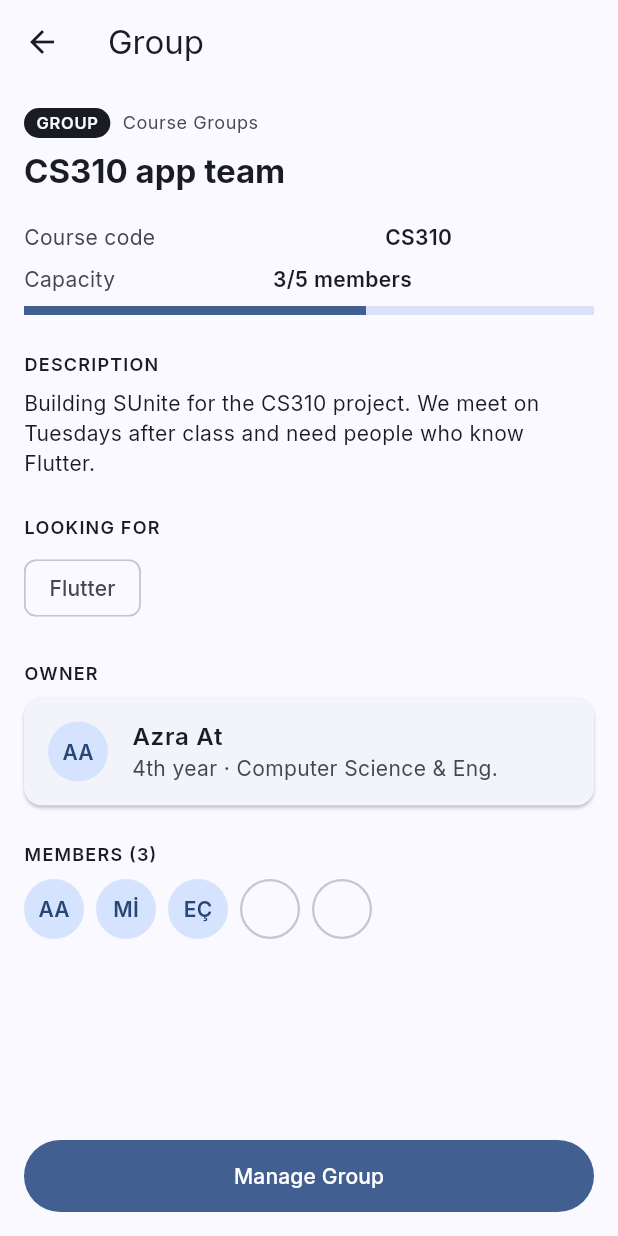
After one commit to ssinix/sunite, a Flutter app: the GroupDetailScreen screen opened directly with sample values from the repository, on a phone screen of 412 x 824 dp. The commit adds this screen. Run offline on Flutter 3.47's test engine with Material 3 defaults, Android fonts, the phone set to English and light mode, and no system bars.

Commit message:
Build Group Detail screen with join, leave and manage states

```diff
--- a/lib/data/sample_groups.dart
+++ b/lib/data/sample_groups.dart
@@ -3,9 +3,11 @@ import 'package:sunite/models/join_request.dart';
 import 'package:sunite/models/user_profile.dart';
 
 // Sample data until groups come from the backend.
-// The current user is SampleProfiles.currentUser (Azra).
 
-const _azra = SampleProfiles.currentUser;
+// The logged-in user until login exists
+const currentUser = SampleProfiles.currentUser;
+
+const _azra = currentUser;
 const _elif = SampleProfiles.otherUser;
 
 const _mert = UserProfile(
@@ -55,6 +57,8 @@ class SampleGroups {
       title: 'CS310 app team',
       category: 'Course Groups',
       categoryDetail: 'CS310',
+      description: 'Building SUnite for the CS310 project. We meet on '
+          'Tuesdays after class and need people who know Flutter.',
       lookingFor: ['Flutter'],
       maxMembers: 5,
       owner: _azra,
@@ -65,6 +69,9 @@ class SampleGroups {
       id: 'food-waste-app',
       title: 'Campus food-waste app',
       category: 'Startups & Projects',
+      description: 'An app that lists leftover food from campus cafes '
+          'at a discount. Looking for a backend developer and someone '
+          'for marketing.',
       lookingFor: ['Backend', 'Marketing'],
       maxMembers: 3,
       owner: _azra,
@@ -77,6 +84,8 @@ class SampleGroups {
       title: 'Going to the SU Career Fair together',
       category: 'Events',
       categoryDetail: '14 Dec',
+      description: 'Visiting the career fair as a group and preparing '
+          'our CVs together the week before.',
       lookingFor: ['Any major'],
       maxMembers: 6,
       owner: _azra,
@@ -92,6 +101,8 @@ class SampleGroups {
       title: 'ENS491 project team',
       category: 'Course Groups',
       categoryDetail: 'ENS491',
+      description: 'Graduation project on recommending study groups '
+          'with machine learning.',
       lookingFor: ['Backend', 'ML'],
       maxMembers: 4,
       owner: _mert,
@@ -109,6 +120,8 @@ class SampleGroups {
         title: 'CS412 study group',
         category: 'Course Groups',
         categoryDetail: 'CS412',
+        description: 'Weekly study sessions in the library before '
+            'the CS412 midterm and final.',
         lookingFor: ['Python', 'ML'],
         maxMembers: 4,
         owner: _can,
@@ -123,6 +136,8 @@ class SampleGroups {
         title: 'Going to Bologna in Fall 2027',
         category: 'Erasmus',
         categoryDetail: 'Bologna',
+        description: 'Looking for a flatmate near the university for '
+            'the Fall 2027 semester.',
         lookingFor: ['Flatmate'],
         maxMembers: 3,
         owner: _elif,
--- a/lib/models/group.dart
+++ b/lib/models/group.dart
@@ -1,11 +1,13 @@
 import 'package:sunite/models/user_profile.dart';
 
-// A group post: shown on My Groups and managed by its owner on Manage Group
+// A group post: shown on My Groups and Group Detail, and managed by its
+// owner on Manage Group
 class Group {
   final String id;
   final String title;
   final String category; // e.g. 'Course Groups'
   final String categoryDetail; // e.g. 'CS310'; empty for Startups & Projects
+  final String description;
   final List<String> lookingFor;
   final int maxMembers;
   final UserProfile owner;
@@ -17,6 +19,7 @@ class Group {
     required this.title,
     required this.category,
     this.categoryDetail = '',
+    this.description = '',
     required this.lookingFor,
     required this.maxMembers,
     required this.owner,
@@ -32,7 +35,22 @@ class Group {
   String get categoryLine =>
       categoryDetail.isEmpty ? category : '$category · $categoryDetail';
 
-  // Returns a copy with only the given lists changed (used by Manage Group)
+  // What categoryDetail means on this board, shown on Group Detail
+  String get categoryDetailLabel {
+    if (category == 'Course Groups') return 'Course code';
+    if (category == 'Erasmus') return 'School';
+    if (category == 'Events') return 'Date';
+    return ''; // Startups & Projects has no extra field
+  }
+
+  // How a user is related to this group (users are compared by e-mail)
+  bool isOwnedBy(UserProfile user) => owner.email == user.email;
+  bool hasMember(UserProfile user) =>
+      members.any((member) => member.email == user.email);
+  bool hasRequestFrom(UserProfile user) =>
+      pendingRequests.any((requester) => requester.email == user.email);
+
+  // Returns a copy with only the given lists changed
   Group copyWith({
     List<UserProfile>? members,
     List<UserProfile>? pendingRequests,
@@ -42,6 +60,7 @@ class Group {
       title: title,
       category: category,
       categoryDetail: categoryDetail,
+      description: description,
       lookingFor: lookingFor,
       maxMembers: maxMembers,
       owner: owner,
--- /dev/null
+++ b/lib/screens/group_detail/group_detail_screen.dart
@@ -0,0 +1,322 @@
+import 'package:flutter/material.dart';
+import 'package:sunite/data/sample_groups.dart';
+import 'package:sunite/models/group.dart';
+import 'package:sunite/models/user_profile.dart';
+import 'package:sunite/screens/my_groups/manage_group_screen.dart';
+import 'package:sunite/screens/profile/other_profile_screen.dart';
+import 'package:sunite/utils/app_spacing.dart';
+import 'package:sunite/utils/app_text_styles.dart';
+import 'package:sunite/utils/dialog_utils.dart';
+import 'package:sunite/utils/snackbar_utils.dart';
+import 'package:sunite/widgets/info_row.dart';
+import 'package:sunite/widgets/status_label.dart';
+import 'package:sunite/widgets/user_avatar.dart';
+
+// 6. Group Detail: everything about a group post. The bottom button
+// depends on who is viewing: the owner, a member, someone with a pending
+// request, or a visitor (who sees "Group full" when there is no spot).
+//
+// Open it with:
+//   Navigator.push(context, MaterialPageRoute(
+//     builder: (context) => GroupDetailScreen(group: someGroup)));
+class GroupDetailScreen extends StatefulWidget {
+  final Group group;
+
+  // Optional: called after the user joins, leaves or manages the group,
+  // so the screen that opened Group Detail can update its lists
+  final void Function(Group updated)? onChanged;
+
+  // Optional: called if the owner deletes the group from Manage Group
+  final void Function(Group deleted)? onDelete;
+
+  const GroupDetailScreen({
+    super.key,
+    required this.group,
+    this.onChanged,
+    this.onDelete,
+  });
+
+  @override
+  State<GroupDetailScreen> createState() => _GroupDetailScreenState();
+}
+
+class _GroupDetailScreenState extends State<GroupDetailScreen> {
+  // This screen's current copy of the group; replaced on every change
+  late Group _group;
+
+  @override
+  void initState() {
+    super.initState();
+    _group = widget.group;
+  }
+
+  // Shows the updated group here and tells the screen that opened this one
+  void _setGroup(Group updated) {
+    setState(() {
+      _group = updated;
+    });
+    widget.onChanged?.call(updated);
+  }
+
+  bool _isCurrentUser(UserProfile user) => user.email == currentUser.email;
+
+  void _openProfile(UserProfile user) {
+    Navigator.push(
+      context,
+      MaterialPageRoute(
+        builder: (context) => OtherProfileScreen(profile: user),
+      ),
+    );
+  }
+
+  // O2: asks for confirmation, then sends a join request
+  Future<void> _requestToJoin() async {
+    final confirmed = await showConfirmDialog(
+      context,
+      title: 'Request to join?',
+      message: 'Send a join request to ${_group.title}? The owner will see '
+          'your profile and can accept or decline.',
+      confirmLabel: 'Send Request',
+      isDestructive: false,
+    );
+    if (!confirmed || !mounted) return;
+
+    _setGroup(
+      _group.copyWith(
+        pendingRequests: [..._group.pendingRequests, currentUser],
+      ),
+    );
+    showAppSnackBar(context, 'Join request sent');
+  }
+
+  Future<void> _leaveGroup() async {
+    final confirmed = await showConfirmDialog(
+      context,
+      title: 'Leave this group?',
+      message: 'Your spot will open up for others. To join again, you need '
+          'to send a new request.',
+      confirmLabel: 'Leave',
+    );
+    if (!confirmed || !mounted) return;
+
+    _setGroup(
+      _group.copyWith(
+        members: _group.members.where((m) => !_isCurrentUser(m)).toList(),
+      ),
+    );
+    showAppSnackBar(context, 'You left ${_group.title}');
+  }
+
+  // Owner only. If the group is deleted there, this screen closes too.
+  Future<void> _openManageGroup() async {
+    var deleted = false;
+    await Navigator.push(
+      context,
+      MaterialPageRoute(
+        builder: (context) => ManageGroupScreen(
+          group: _group,
+          onChanged: _setGroup,
+          onDelete: (group) {
+            deleted = true;
+            widget.onDelete?.call(group);
+          },
+        ),
+      ),
+    );
+    if (!deleted || !mounted) return;
+
+    showAppSnackBar(context, '"${_group.title}" was deleted');
+    Navigator.pop(context);
+  }
+
+  @override
+  Widget build(BuildContext context) {
+    final colors = Theme.of(context).colorScheme;
+    final textTheme = Theme.of(context).textTheme;
+
+    return Scaffold(
+      appBar: AppBar(title: const Text('Group')),
+      body: ListView(
+        padding: AppSpacing.screenPadding,
+        children: [
+          // Post type, category and title
+          Row(
+            children: [
+              StatusLabel(
+                text: 'GROUP',
+                color: colors.onSurface,
+                textColor: colors.surface,
+              ),
+              const SizedBox(width: AppSpacing.sm),
+              Expanded(
+                child: Text(
+                  _group.category,
+                  maxLines: 1,
+                  overflow: TextOverflow.ellipsis,
+                  style: textTheme.bodySmall
+                      ?.copyWith(color: colors.onSurfaceVariant),
+                ),
+              ),
+            ],
+          ),
+          const SizedBox(height: AppSpacing.sm),
+          Text(
+            _group.title,
+            style: textTheme.titleLarge?.copyWith(fontWeight: FontWeight.w700),
+          ),
+          const SizedBox(height: AppSpacing.md),
+
+          // The board's own field (e.g. course code) and capacity
+          if (_group.categoryDetailLabel.isNotEmpty)
+            InfoRow(
+              label: _group.categoryDetailLabel,
+              value: _group.categoryDetail,
+            ),
+          InfoRow(
+            label: 'Capacity',
+            value: '${_group.memberCount}/${_group.maxMembers} members',
+          ),
+          const SizedBox(height: AppSpacing.xs),
+          LinearProgressIndicator(
+            value: _group.memberCount / _group.maxMembers,
+            minHeight: 6,
+          ),
+          const SizedBox(height: AppSpacing.lg),
+
+          const Text('DESCRIPTION', style: AppTextStyles.sectionLabel),
+          const SizedBox(height: AppSpacing.sm),
+          Text(
+            _group.description.isEmpty
+                ? 'No description'
+                : _group.description,
+            style: textTheme.bodyMedium,
+          ),
+          const SizedBox(height: AppSpacing.lg),
+
+          const Text('LOOKING FOR', style: AppTextStyles.sectionLabel),
+          const SizedBox(height: AppSpacing.sm),
+          Wrap(
+            spacing: AppSpacing.sm,
+            runSpacing: AppSpacing.sm,
+            children: [
+              for (final tag in _group.lookingFor) Chip(label: Text(tag)),
+            ],
+          ),
+          const SizedBox(height: AppSpacing.lg),
+
+          const Text('OWNER', style: AppTextStyles.sectionLabel),
+          const SizedBox(height: AppSpacing.sm),
+          Card(
+            margin: EdgeInsets.zero,
+            child: ListTile(
+              leading: UserAvatar(name: _group.owner.fullName),
+              title: Text(
+                _group.owner.fullName,
+                style: const TextStyle(fontWeight: FontWeight.w600),
+              ),
+              subtitle: Text(_userDetails(_group.owner)),
+              onTap: _isCurrentUser(_group.owner)
+                  ? null
+                  : () => _openProfile(_group.owner),
+            ),
+          ),
+          const SizedBox(height: AppSpacing.lg),
+
+          // Members, plus an empty circle for each open spot
+          Text(
+            'MEMBERS (${_group.memberCount})',
+            style: AppTextStyles.sectionLabel,
+          ),
+          const SizedBox(height: AppSpacing.sm),
+          Wrap(
+            spacing: AppSpacing.sm,
+            runSpacing: AppSpacing.sm,
+            children: [
+              for (final member in _group.members) _buildMemberAvatar(member),
+              for (int i = _group.memberCount; i < _group.maxMembers; i++)
+                _buildOpenSpot(),
+            ],
+          ),
+        ],
+      ),
+      // The action button stays at the bottom while the details scroll
+      bottomNavigationBar: SafeArea(
+        child: Padding(
+          padding: AppSpacing.screenPadding,
+          child: SizedBox(
+            width: double.infinity,
+            height: 48,
+            child: _buildActionButton(),
+          ),
+        ),
+      ),
+    );
+  }
+
+  // "4th year · Computer Science & Eng."
+  String _userDetails(UserProfile user) {
+    final parts = [user.year, user.majors.join(', ')];
+    return parts.where((part) => part.isNotEmpty).join(' · ');
+  }
+
+  // A member's avatar; tapping it opens their profile (not your own)
+  Widget _buildMemberAvatar(UserProfile member) {
+    return Tooltip(
+      message: member.fullName,
+      child: GestureDetector(
+        onTap: _isCurrentUser(member) ? null : () => _openProfile(member),
+        child: UserAvatar(name: member.fullName),
+      ),
+    );
+  }
+
+  Widget _buildOpenSpot() {
+    final colors = Theme.of(context).colorScheme;
+
+    return Container(
+      width: 40,
+      height: 40,
+      decoration: BoxDecoration(
+        shape: BoxShape.circle,
+        border: Border.all(color: colors.outlineVariant, width: 1.5),
+      ),
+    );
+  }
+
+  // The bottom button for each viewer (wireframe states 6a-6e)
+  Widget _buildActionButton() {
+    final colors = Theme.of(context).colorScheme;
+
+    if (_group.isOwnedBy(currentUser)) {
+      return FilledButton(
+        onPressed: _openManageGroup,
+        child: const Text('Manage Group'),
+      );
+    }
+    if (_group.hasMember(currentUser)) {
+      return OutlinedButton(
+        onPressed: _leaveGroup,
+        style: OutlinedButton.styleFrom(
+          foregroundColor: colors.error,
+          side: BorderSide(color: colors.error),
+        ),
+        child: const Text('Leave Group'),
+      );
+    }
+    if (_group.hasRequestFrom(currentUser)) {
+      // null disables the button until the owner answers
+      return OutlinedButton.icon(
+        onPressed: null,
+        icon: const Icon(Icons.schedule),
+        label: const Text('Request pending'),
+      );
+    }
+    if (_group.isFull) {
+      return const FilledButton(onPressed: null, child: Text('Group full'));
+    }
+    return FilledButton(
+      onPressed: _requestToJoin,
+      child: const Text('Request to Join'),
+    );
+  }
+}
--- a/lib/screens/my_groups/manage_group_screen.dart
+++ b/lib/screens/my_groups/manage_group_screen.dart
@@ -82,8 +82,6 @@ class _ManageGroupScreenState extends State<ManageGroupScreen> {
       '${user.fullName} was removed from the group',
     );
   }
-
-  bool _isOwner(UserProfile user) => user.email == _group.owner.email;
 
   void _openProfile(UserProfile user) {
     Navigator.push(
@@ -204,9 +202,9 @@ class _ManageGroupScreenState extends State<ManageGroupScreen> {
               leading: UserAvatar(name: member.fullName),
               title: Text(member.fullName),
               subtitle: Text(
-                _isOwner(member) ? 'Owner' : 'Member',
+                _group.isOwnedBy(member) ? 'Owner' : 'Member',
               ),
-              trailing: _isOwner(member)
+              trailing: _group.isOwnedBy(member)
                   ? null
                   : TextButton(
                       onPressed: () => _removeMember(member),
@@ -215,7 +213,7 @@ class _ManageGroupScreenState extends State<ManageGroupScreen> {
                       ),
                       child: const Text('Remove'),
                     ),
-              onTap: _isOwner(member)
+              onTap: _group.isOwnedBy(member)
                   ? null
                   : () => _openProfile(member),
             ),
--- a/lib/screens/my_groups/my_groups_screen.dart
+++ b/lib/screens/my_groups/my_groups_screen.dart
@@ -2,6 +2,7 @@ import 'package:flutter/material.dart';
 import 'package:sunite/data/sample_groups.dart';
 import 'package:sunite/models/group.dart';
 import 'package:sunite/models/join_request.dart';
+import 'package:sunite/screens/group_detail/group_detail_screen.dart';
 import 'package:sunite/screens/my_groups/manage_group_screen.dart';
 import 'package:sunite/utils/app_colors.dart';
 import 'package:sunite/utils/app_spacing.dart';
@@ -37,7 +38,7 @@ class _MyGroupsScreenState extends State<MyGroupsScreen> {
 
   // Copies of the sample lists, so this screen can change its own lists
   List<Group> _ownedGroups = [...SampleGroups.owned];
-  final List<Group> _joinedGroups = [...SampleGroups.joined];
+  List<Group> _joinedGroups = [...SampleGroups.joined];
   List<JoinRequest> _requests = [...SampleGroups.myRequests];
 
   void _openManageGroup(Group group) {
@@ -51,6 +52,58 @@ class _MyGroupsScreenState extends State<MyGroupsScreen> {
         ),
       ),
     );
+  }
+
+  void _openGroupDetail(Group group) {
+    Navigator.push(
+      context,
+      MaterialPageRoute(
+        builder: (context) => GroupDetailScreen(
+          group: group,
+          onChanged: _syncGroup,
+        ),
+      ),
+    );
+  }
+
+  // Keeps Joined and My Requests in step with a change made on Group
+  // Detail: the user left the group or sent a new join request
+  void _syncGroup(Group updated) {
+    final isMember = updated.hasMember(currentUser);
+    final hasRequest = updated.hasRequestFrom(currentUser);
+
+    setState(() {
+      // Joined: drop the group if the user left it, otherwise update it
+      if (isMember) {
+        _joinedGroups = [
+          for (final group in _joinedGroups)
+            group.id == updated.id ? updated : group,
+        ];
+      } else {
+        _joinedGroups =
+            _joinedGroups.where((g) => g.id != updated.id).toList();
+      }
+
+      // My Requests: update the group's request, now pending if one was sent
+      _requests = [
+        for (final request in _requests)
+          request.group.id == updated.id
+              ? JoinRequest(
+                  group: updated,
+                  status: hasRequest ? RequestStatus.pending : request.status,
+                )
+              : request,
+      ];
+
+      // A new request to a group that wasn't listed (left, then asked again)
+      final isListed = _requests.any((r) => r.group.id == updated.id);
+      if (hasRequest && !isListed) {
+        _requests = [
+          ..._requests,
+          JoinRequest(group: updated, status: RequestStatus.pending),
+        ];
+      }
+    });
   }
 
   void _deleteOwnedGroup(Group deleted) {
@@ -199,8 +252,7 @@ class _MyGroupsScreenState extends State<MyGroupsScreen> {
         return GroupCard(
           key: ValueKey(group.id),
           group: group,
-          // TODO: open Group Detail once that screen exists
-          onTap: () => showAppSnackBar(context, 'Group Detail coming soon'),
+          onTap: () => _openGroupDetail(group),
         );
       },
     );
@@ -227,8 +279,7 @@ class _MyGroupsScreenState extends State<MyGroupsScreen> {
           key: ValueKey(request.group.id),
           group: request.group,
           badge: _buildStatusLabel(request.status),
-          // TODO: open Group Detail once that screen exists
-          onTap: () => showAppSnackBar(context, 'Group Detail coming soon'),
+          onTap: () => _openGroupDetail(request.group),
           action: TextButton(
             onPressed: () => _removeRequest(request),
             child: Text(
--- a/lib/utils/dialog_utils.dart
+++ b/lib/utils/dialog_utils.dart
@@ -1,13 +1,14 @@
 import 'package:flutter/material.dart';
 
-// O4. Confirmation dialog for destructive actions (Delete Group, and
-// Delete post on My Posts). The confirm button is red.
+// Confirmation dialog, e.g. O4 Delete Group or O2 Request to join.
+// The confirm button is red for destructive actions (isDestructive).
 // Returns true only if the user taps the confirm button.
 Future<bool> showConfirmDialog(
   BuildContext context, {
   required String title,
   required String message,
   required String confirmLabel,
+  bool isDestructive = true,
 }) async {
   final confirmed = await showDialog<bool>(
     context: context,
@@ -24,10 +25,13 @@ Future<bool> showConfirmDialog(
           ),
           FilledButton(
             onPressed: () => Navigator.pop(context, true),
-            style: FilledButton.styleFrom(
-              backgroundColor: colors.error,
-              foregroundColor: colors.onError,
-            ),
+            // null keeps the theme's normal button colors
+            style: isDestructive
+                ? FilledButton.styleFrom(
+                    backgroundColor: colors.error,
+                    foregroundColor: colors.onError,
+                  )
+                : null,
             child: Text(confirmLabel),
           ),
         ],
--- /dev/null
+++ b/lib/widgets/info_row.dart
@@ -0,0 +1,40 @@
+import 'package:flutter/material.dart';
+import 'package:sunite/utils/app_spacing.dart';
+
+// One "Label ........ Value" line, e.g. "Course code ... CS310"
+class InfoRow extends StatelessWidget {
+  final String label;
+  final String value;
+
+  const InfoRow({super.key, required this.label, required this.value});
+
+  @override
+  Widget build(BuildContext context) {
+    final colors = Theme.of(context).colorScheme;
+
+    return Padding(
+      padding: const EdgeInsets.symmetric(vertical: AppSpacing.xs),
+      child: Row(
+        crossAxisAlignment: CrossAxisAlignment.start,
+        children: [
+          // Flexible and Expanded share the width, so a long label or
+          // value wraps onto a new line instead of overflowing
+          Flexible(
+            child: Text(
+              label,
+              style: TextStyle(color: colors.onSurfaceVariant),
+            ),
+          ),
+          const SizedBox(width: AppSpacing.md),
+          Expanded(
+            child: Text(
+              value,
+              textAlign: TextAlign.right,
+              style: const TextStyle(fontWeight: FontWeight.w600),
+            ),
+          ),
+        ],
+      ),
+    );
+  }
+}
```
